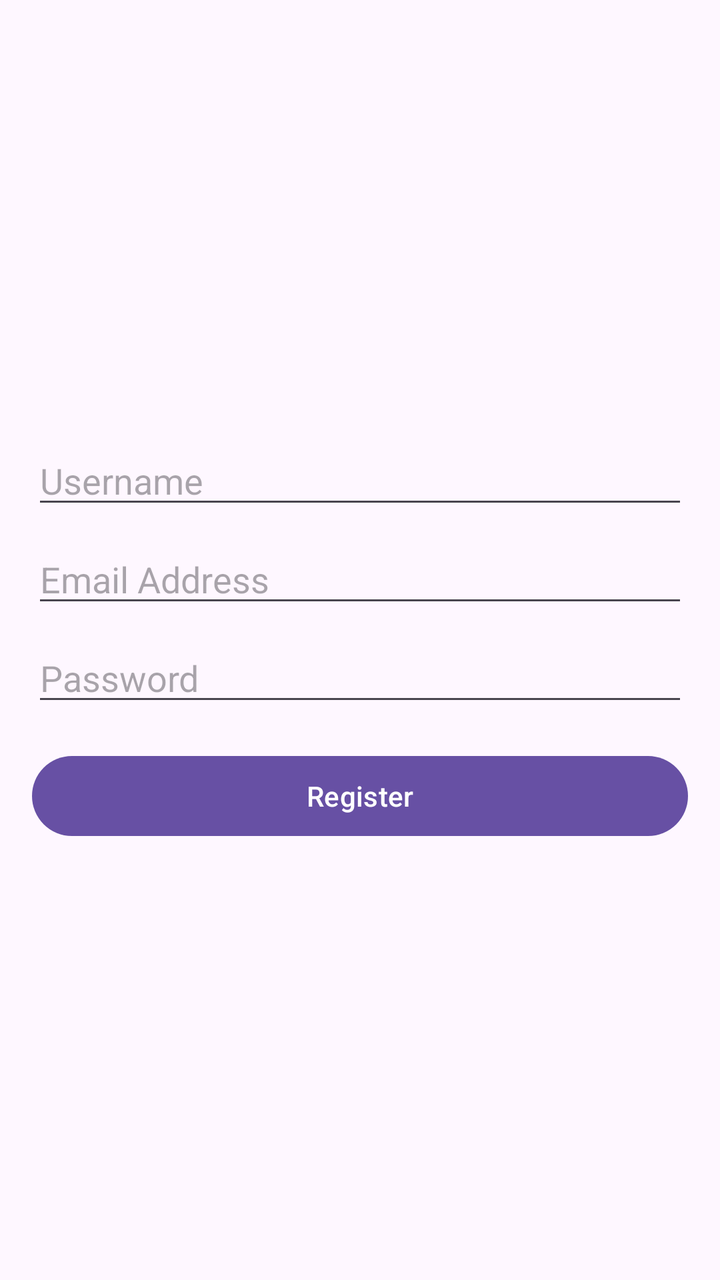
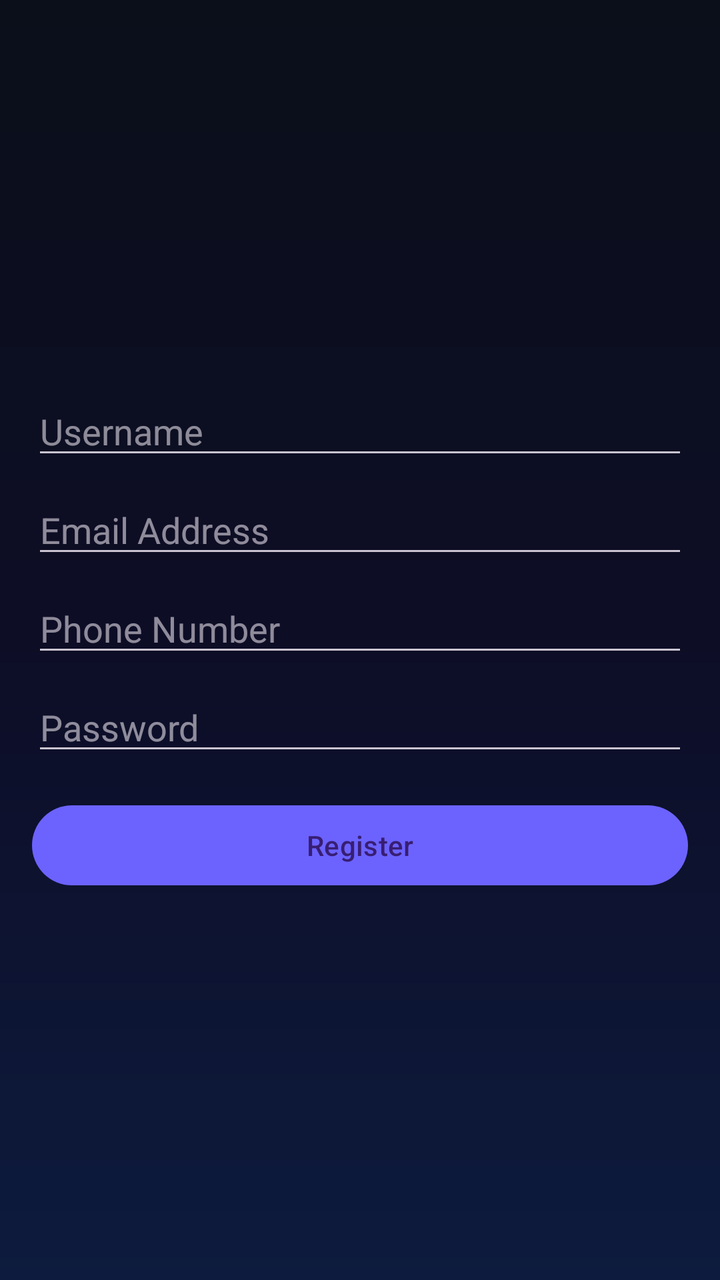

Two renders of the same Android screen: before a commit and after it. Below are the layout's source before the change and the commit's diff.
<!-- AndroidManifest.xml: application theme Theme.FixIt_v2 -->
<!-- res/layout/activity_register.xml -->
<?xml version="1.0" encoding="utf-8"?>
<LinearLayout xmlns:android="http://schemas.android.com/apk/res/android"
    android:layout_width="match_parent"
    android:layout_height="match_parent"
    android:gravity="center"
    android:orientation="vertical"
    android:padding="16dp">

    <EditText
        android:id="@+id/editTextUsername"
        android:layout_width="match_parent"
        android:layout_height="wrap_content"
        android:hint="Username"
        android:inputType="text" />

    <EditText
        android:id="@+id/editTextEmail"
        android:layout_width="match_parent"
        android:layout_height="wrap_content"
        android:layout_marginTop="8dp"
        android:hint="Email Address"
        android:inputType="textEmailAddress" />

    <EditText
        android:id="@+id/editTextPassword"
        android:layout_width="match_parent"
        android:layout_height="wrap_content"
        android:layout_marginTop="8dp"
        android:hint="Password"
        android:inputType="textPassword" />

    <Button
        android:id="@+id/buttonRegister"
        android:layout_width="match_parent"
        android:layout_height="wrap_content"
        android:layout_marginTop="16dp"
        android:text="Register" />

</LinearLayout>
<!-- resources referenced by this layout -->
<resources>
  <style name="Theme.FixIt_v2" parent="Base.Theme.FixIt_v2" />
  <style name="Base.Theme.FixIt_v2" parent="Theme.Material3.DayNight.NoActionBar">
          
          
      </style>
</resources>

<!-- the commit's change to res/layout/activity_register.xml (unified diff, before → after) -->
@@ -22,6 +22,14 @@
         android:inputType="textEmailAddress" />
 
     <EditText
+        android:id="@+id/editTextPhone"
+        android:layout_width="match_parent"
+        android:layout_height="wrap_content"
+        android:layout_marginTop="8dp"
+        android:hint="Phone Number"
+        android:inputType="phone" />
+
+    <EditText
         android:id="@+id/editTextPassword"
         android:layout_width="match_parent"
         android:layout_height="wrap_content"
<!-- resource entries referenced after the edit -->
@@ -1,9 +1,61 @@
 <!-- resources referenced by this layout -->
 <resources>
   <style name="Theme.FixIt_v2" parent="Base.Theme.FixIt_v2" />
-  <style name="Base.Theme.FixIt_v2" parent="Theme.Material3.DayNight.NoActionBar">
+  <style name="Base.Theme.FixIt_v2" parent="Theme.Material3.Dark.NoActionBar">
           
-          
+          <item name="colorPrimary">@color/primary</item>
+          <item name="colorSecondary">@color/secondary</item>
+          <item name="android:windowBackground">@drawable/gradient_background</item>
+          <item name="android:textViewStyle">@style/Widget.FixIt.TextView</item>
+          <item name="alertDialogTheme">@style/AlertDialogTheme</item> 
       </style>
+  <color name="primary">#6C63FF</color>
+  <color name="secondary">#00E5FF</color>
+  <!-- drawable gradient_background (drawable) -->
+  <?xml version="1.0" encoding="utf-8"?>
+  <shape xmlns:android="http://schemas.android.com/apk/res/android"
+      android:shape="rectangle">
+      <gradient
+          android:type="linear"
+          android:angle="-90"
+          android:startColor="@color/gradient_start_dark"
+          android:centerColor="@color/gradient_center_dark"
+          android:endColor="@color/gradient_end_dark" />
+  </shape>
+  <style name="Widget.FixIt.TextView" parent="Widget.AppCompat.TextView">
+          <item name="android:textAppearance">@style/TextAppearance.FixIt.Body</item>
+      </style>
+  <style name="AlertDialogTheme" parent="ThemeOverlay.Material3.Dark">
+          <item name="android:windowBackground">@drawable/glass_card_background</item>
+          <item name="colorSurface">@android:color/transparent</item>
+          <item name="android:textColorPrimary">@color/text_primary_dark</item>
+          <item name="android:textColorSecondary">@color/text_secondary_dark</item>
+          <item name="buttonBarPositiveButtonStyle">@style/AlertDialog.Button</item>
+          <item name="buttonBarNegativeButtonStyle">@style/AlertDialog.Button</item>
+      </style>
+  <color name="gradient_start_dark">#0B0F1A</color>
+  <color name="gradient_center_dark">#0D0D26</color>
+  <color name="gradient_end_dark">#0D1B3E</color>
+  <style name="TextAppearance.FixIt.Body" parent="TextAppearance.MaterialComponents.Body1">
+          <item name="android:textColor">@color/text_secondary_dark</item>
+          <item name="android:alpha">0.8</item>
+      </style>
+  <!-- drawable glass_card_background (drawable) -->
+  <?xml version="1.0" encoding="utf-8"?>
+  <shape xmlns:android="http://schemas.android.com/apk/res/android"
+      android:shape="rectangle">
+      <solid android:color="@color/card_glass_background"/>
+      <corners android:radius="@dimen/corner_radius_large"/>
+      <stroke android:width="@dimen/card_stroke_width" android:color="@color/card_glass_stroke"/>
+  </shape>
+  <color name="text_primary_dark">#FFFFFF</color>
+  <color name="text_secondary_dark">#A0A4B8</color>
+  <style name="AlertDialog.Button" parent="Widget.Material3.Button.TextButton.Dialog">
+          <item name="android:textColor">@color/primary</item>
+      </style>
+  <color name="card_glass_background">#14FFFFFF</color>
+  <dimen name="corner_radius_large">28dp</dimen>
+  <dimen name="card_stroke_width">1dp</dimen>
+  <color name="card_glass_stroke">#33FFFFFF</color>
 </resources>
 
